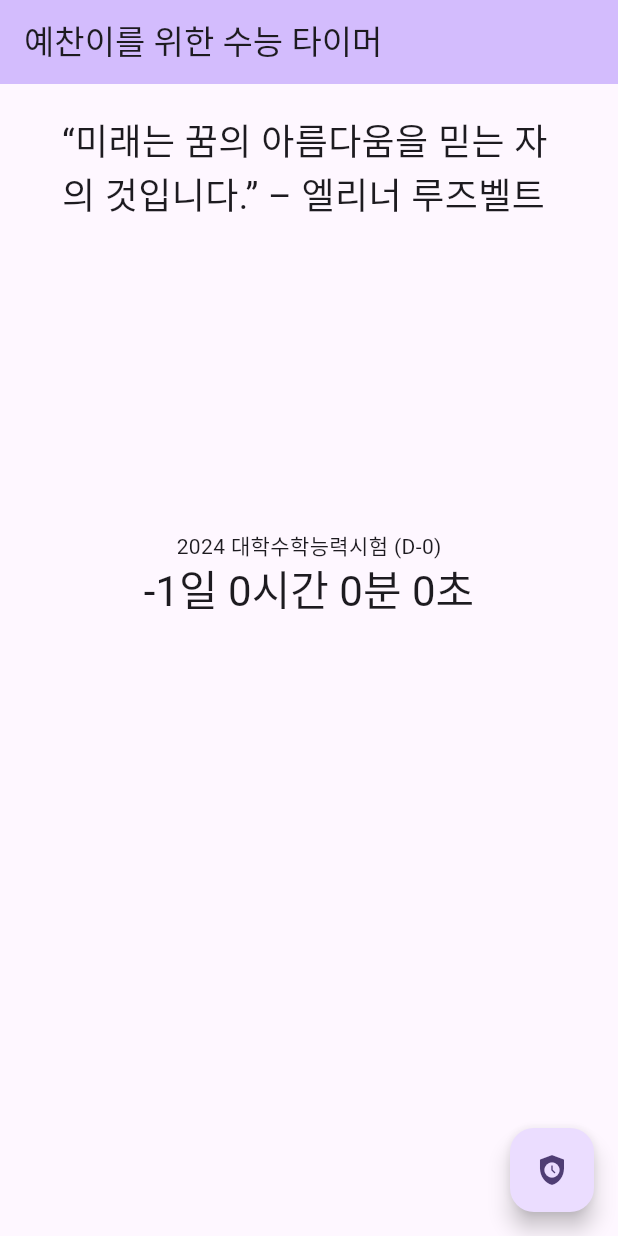
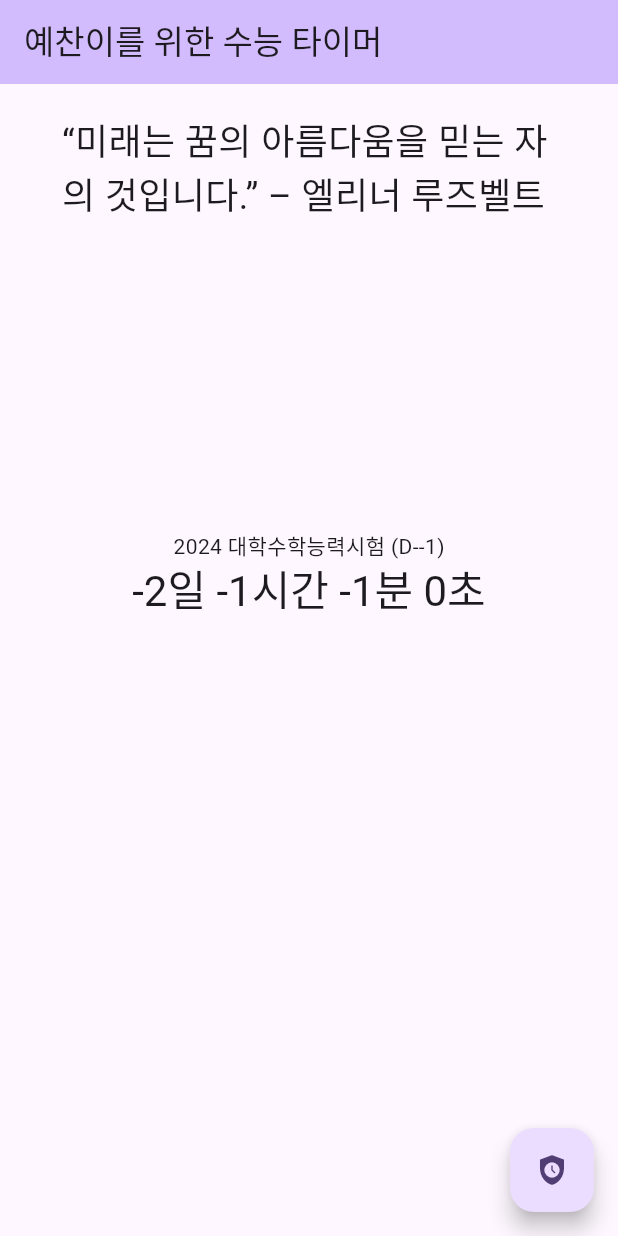
Before and after one commit to JeanValJean0520/yechanclock, a Flutter app: the first screen one second after launch, on a phone screen of 412 x 824 dp. Run offline on Flutter 3.47's test engine with Material 2 defaults, Android fonts, the phone set to English and light mode, and no system bars; our stand-ins replace youtube_player_flutter.

Commit message:
release v2

```diff
--- a/lib/date.dart
+++ b/lib/data/date.dart
@@ -1,7 +1,7 @@
 class DateData {
   int nowYear   = 0;
   int nowMonth  = 0;
-  int nowDay    = 0;
+  int nowDay    = -1;
   int nowHour   = 0;
   int nowMinute = 0;
   int nowSecond = 0;
--- a/lib/word_data.dart
+++ b/lib/data/word_data.dart
@@ -29,6 +29,7 @@ class WordData {
     "핑계를 댈 때가 아니다. – 라파엘 나달",
     "나는 내 인생에서 계속해서 실패하고 또 실패했습니다. 그리고 그것이 내가 성공하는 이유입니다. – 마이클 조던",
     "노력을 대신할 수 있는 것은 없습니다. – 토마스 에디슨",
-    "지옥을 겪고 있다면 계속 가십시오. – 윈스턴 처칠"
+    "지옥을 겪고 있다면 계속 가십시오. – 윈스턴 처칠",
+    "새로운 시작 축하한다. -장현용"
   ];
 }
--- a/lib/main.dart
+++ b/lib/main.dart
@@ -1,10 +1,5 @@
-import 'dart:async';
-import 'dart:math';
-
 import 'package:flutter/material.dart';
-import 'package:yechanclock/date.dart';
-import 'package:yechanclock/lock_page.dart';
-import 'package:yechanclock/word_data.dart';
+import 'package:yechanclock/ui/home.dart';
 
 void main() {
   runApp(const MyApp());
@@ -25,67 +20,3 @@ class MyApp extends StatelessWidget {
     );
   }
 }
-
-class MyHomePage extends StatefulWidget {
-  const MyHomePage({super.key, required this.title});
-  final String title;
-
-  @override
-  State<MyHomePage> createState() => _MyHomePageState();
-}
-
-class _MyHomePageState extends State<MyHomePage> {
-
-  var dateData = DateData();
-  var wordData = WordData();
-
-
-  @override
-  Widget build(BuildContext context) {
-    final Stream _timeStreamImprove =
-    Stream.periodic(Duration(seconds: 1), (var i) {
-      dateData.getNowDateData();
-    });
-
-    int randomValue = Random().nextInt(30);
-
-    return StreamBuilder(
-      stream: _timeStreamImprove,
-      builder: (context, snapshot){
-        return  Scaffold(
-          appBar: AppBar(
-            backgroundColor: Theme.of(context).colorScheme.inversePrimary,
-            title: Text(widget.title),
-          ),
-          body: Center(
-            child: Column(
-              children: <Widget>[
-                SizedBox(height: 20,),
-                Container(
-                  width: MediaQuery.sizeOf(context).width * 0.8,
-                  height: MediaQuery.sizeOf(context).height * 0.3,
-                  child: Text(
-                    wordData.wordData[randomValue],
-                    style: TextStyle(fontSize: 24),
-                  ),
-                ),
-                SizedBox(height: 30,),
-                Text("2024 대학수학능력시험 (D-${dateData.nowDay})",),
-                Text(
-                  "${dateData.nowDay -1}일 ${dateData.nowHour}시간 ${dateData.nowMinute}분 ${dateData.nowSecond}초",
-                  style: Theme.of(context).textTheme.headlineMedium,
-                ),
-              ],
-            ),
-          ), // T
-          floatingActionButton: FloatingActionButton(
-            onPressed: (){
-              Navigator.push(context, MaterialPageRoute(builder: (_) => LockPage()));
-            },
-            child: Icon(Icons.safety_check),
-          ),// his trailing comma makes auto-formatting nicer for build methods.
-        );
-      },
-    );
-  }
-}
--- /dev/null
+++ b/lib/ui/home.dart
@@ -0,0 +1,143 @@
+import 'dart:math';
+
+import 'package:flutter/material.dart';
+import 'package:yechanclock/data/date.dart';
+import 'package:yechanclock/data/word_data.dart';
+import 'package:yechanclock/ui/lock_page.dart';
+import 'package:youtube_player_flutter/youtube_player_flutter.dart';
+
+class MyHomePage extends StatefulWidget {
+  const MyHomePage({super.key, required this.title});
+
+  final String title;
+
+  @override
+  State<MyHomePage> createState() => _MyHomePageState();
+}
+
+class _MyHomePageState extends State<MyHomePage> {
+
+  String? videoId = YoutubePlayer.convertUrlToId("https://www.youtube.com/watch?v=BBAyRBTfsOU");
+
+  var dateData = DateData();
+  var wordData = WordData();
+
+  YoutubePlayerController _controller = YoutubePlayerController(
+    initialVideoId: '2pPjM_NraCQ',
+    flags: YoutubePlayerFlags(
+      autoPlay: true,
+    ),
+  );
+
+  @override
+  Widget build(BuildContext context) {
+    final Stream _timeStreamImprove =
+        Stream.periodic(Duration(seconds: 1), (var i) {
+      dateData.getNowDateData();
+    });
+
+    int randomValue = Random().nextInt(30);
+
+    return StreamBuilder(
+      stream: _timeStreamImprove,
+      builder: (context, snapshot) {
+        return Scaffold(
+          appBar: AppBar(
+            backgroundColor: Theme.of(context).colorScheme.inversePrimary,
+            title: (dateData.nowHour >= 10 && dateData.nowDay == 0) ? Text("고생 많았다") : Text(widget.title),
+          ),
+          body: Center(
+            child: dateData.nowDay != 0
+                ? Column(
+                    children: <Widget>[
+                      SizedBox(
+                        height: 20,
+                      ),
+                      Container(
+                        width: MediaQuery.sizeOf(context).width * 0.8,
+                        height: MediaQuery.sizeOf(context).height * 0.3,
+                        child: Text(
+                          wordData.wordData[randomValue],
+                          style: TextStyle(fontSize: 24),
+                        ),
+                      ),
+                      SizedBox(
+                        height: 30,
+                      ),
+                      Text(
+                        "2024 대학수학능력시험 (D-${dateData.nowDay})",
+                      ),
+                      Text(
+                        "${dateData.nowDay - 1}일 ${dateData.nowHour - 1}시간 ${dateData.nowMinute - 1}분 ${dateData.nowSecond}초",
+                        style: Theme.of(context).textTheme.headlineMedium,
+                      )
+                    ],
+                  )
+                : dateData.nowHour >= 10
+                    ? Center(
+              child: Column(
+                children: [
+
+                  Text("오메데토"),
+                  Text("축하해"),
+                  YoutubePlayer(
+                    controller: _controller,
+
+                  ),
+                  Container(
+                    height: 500,
+                    width: 300,
+                    child: ListView.builder(
+                      itemCount: wordData.wordData.length,
+                        itemBuilder: (context, idx){
+                          return Column(
+                            children: [
+                              SizedBox(height: 10,),
+                              Container(
+                                child: Text(wordData.wordData[idx]),
+                              ),
+                              Container(width: MediaQuery.sizeOf(context).width,height: 0.5,color: Colors.black,)
+                            ],
+                          );
+                        }
+                    ),
+                  )
+                ],
+              ),
+            )
+                    : Center(
+                        child: Column(
+                          mainAxisAlignment: MainAxisAlignment.spaceAround,
+                          children: [
+                            Container(
+                                width: MediaQuery.sizeOf(context).width * 0.8,
+                                child: Text(
+                                  "예찬아 오늘은 너가 그동안의 노력을 성과로 만드는 날이다 운좋게 찍으라는 말은 그동안 너의 노력을 개무시하는 말이라 생각한다 내가 할수있는건 그저 그동안 너가 고생했던 노력들이 합당한 성과를 만들어내기를 바란다. -장현용-",
+                                  style: Theme.of(context)
+                                      .textTheme
+                                      .headlineMedium,
+                                )),
+                            Container(
+                                width: MediaQuery.sizeOf(context).width * 0.8,
+                                child: Text(
+                                  "예찬아 잘보고와라 밥이나 한끼해야지. -김대우-",
+                                  style: Theme.of(context)
+                                      .textTheme
+                                      .headlineMedium,
+                                )),
+                          ],
+                        ),
+                      ),
+          ), // T
+          floatingActionButton: (dateData.nowHour >= 10 && dateData.nowDay == 0) ? Container() : FloatingActionButton(
+            onPressed: () {
+              Navigator.push(
+                  context, MaterialPageRoute(builder: (_) => LockPage()));
+            },
+            child: Icon(Icons.safety_check),
+          ), // his trailing comma makes auto-formatting nicer for build methods.
+        );
+      },
+    );
+  }
+}
--- a/lib/lock_page.dart
+++ b/lib/ui/lock_page.dart
@@ -1,7 +1,7 @@
 import 'dart:math';
 
 import 'package:flutter/material.dart';
-import 'package:yechanclock/image_data.dart';
+import 'package:yechanclock/data/image_data.dart';
 
 class LockPage extends StatefulWidget {
   const LockPage({super.key});
```
Also changed, not shown: pubspec.yaml (+10 -0 lines), assets/dnf/images.jpeg (added), lib/data/image_data.dart (renamed from lib/image_data.dart), pubspec.lock, 31 other files.
